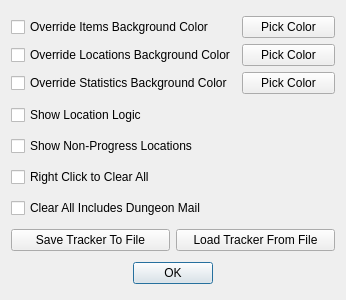
Qt form gui/desktop/tracker/tracker_preferences_dialog.ui (SuperDude88/TWWHD-Randomizer) before a commit.
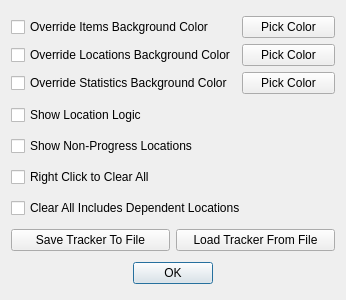
The same form after that commit.

```diff
--- a/gui/desktop/tracker/tracker_preferences_dialog.ui
+++ b/gui/desktop/tracker/tracker_preferences_dialog.ui
@@ -84,7 +84,7 @@
    <item>
     <widget class="QCheckBox" name="clear_all_includes_dungeon_mail">
      <property name="text">
-      <string>Clear All Includes Dungeon Mail</string>
+      <string>Clear All Includes Dependent Locations</string>
      </property>
     </widget>
    </item>
```
Left out of the diff: 2 changed lines with no effect on the pictures.
